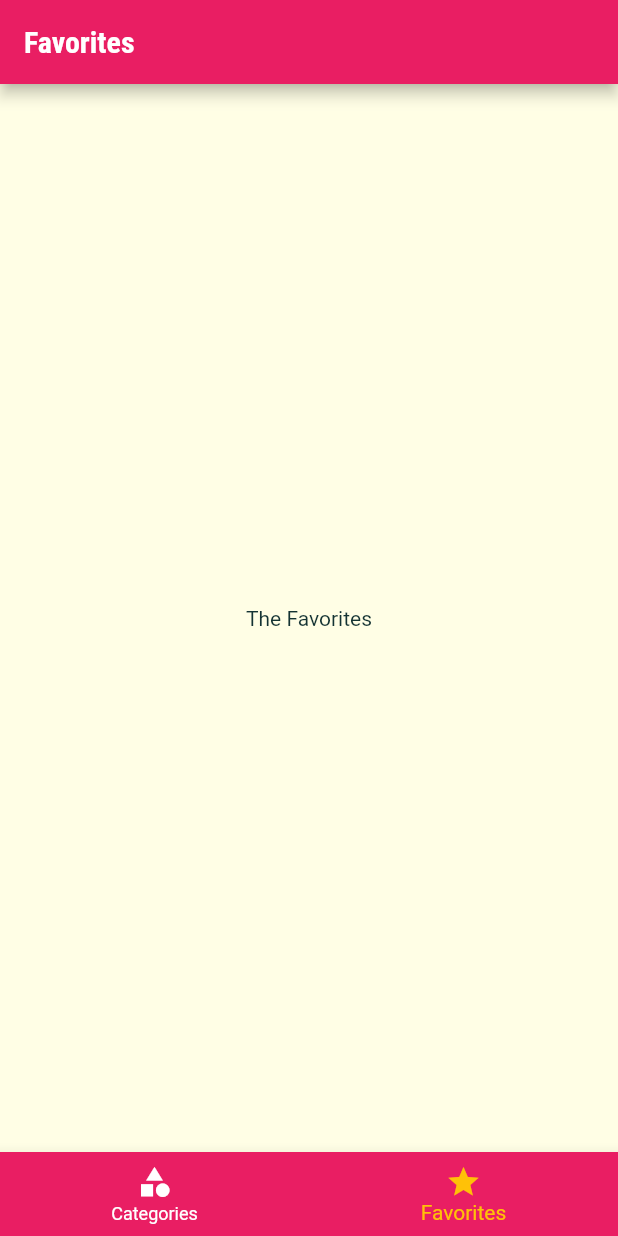
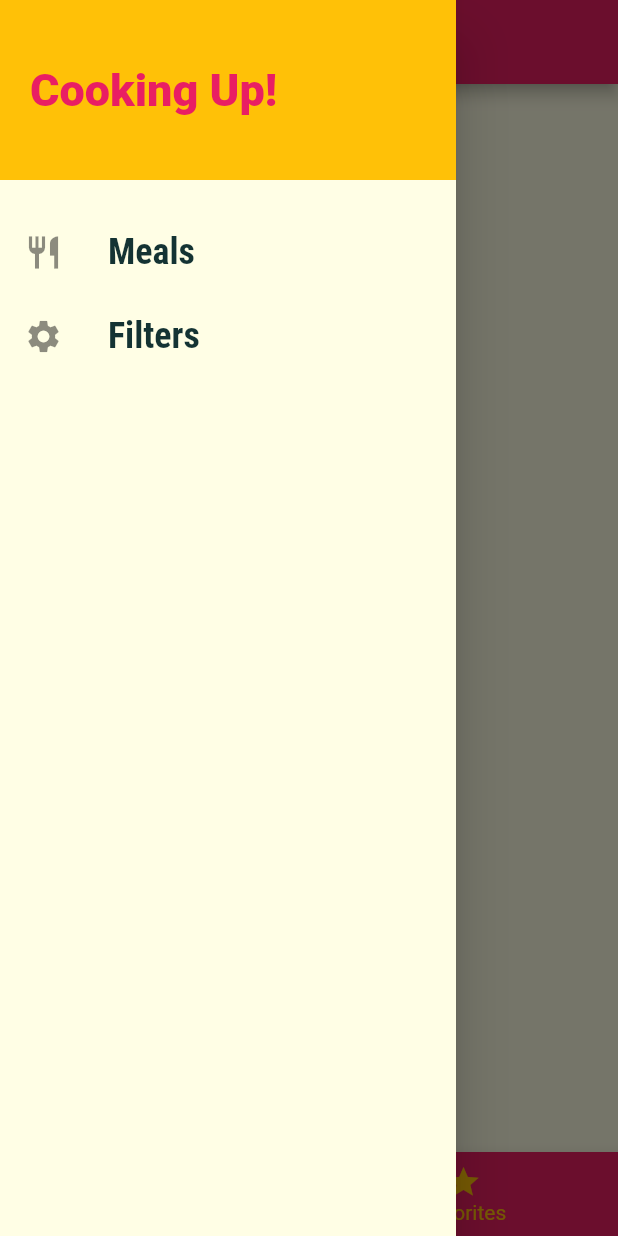
Before and after one commit to pranjulknit/mealapp, a Flutter app: the screen it shows after launch, item 2 of the bottom bar chosen, with the side drawer open (before the commit the screen has no drawer), on a phone screen of 412 x 824 dp. Run offline on Flutter 3.47's test engine with Material 2 defaults, Android fonts, the phone set to English and light mode, and no system bars; Roboto replaces fonts that are missing (Raleway).

Commit message:
App Created

```diff
--- a/lib/main.dart
+++ b/lib/main.dart
@@ -1,14 +1,81 @@
 import 'dart:ui';
 
 import 'package:flutter/material.dart';
-import 'package:mealapp/screens/category_meals_screen.dart';
-import 'package:mealapp/screens/tabs_screen.dart';
+import 'package:mealapp/models/meal.dart';
+import './screens/category_meals_screen.dart';
+import './screens/filters_screen.dart';
+import './screens/tabs_screen.dart';
+import 'dummy_data.dart';
 import 'screens/categories_screen.dart';
 import './screens/meal_detail_screen.dart';
+import './models/meal.dart';
 
 void main() => runApp(MyApp());
 
-class MyApp extends StatelessWidget {
+class MyApp extends StatefulWidget {
+  @override
+  State<MyApp> createState() => _MyAppState();
+}
+
+class _MyAppState extends State<MyApp> {
+  Map<String, bool> _filters = {
+    'gluten': false,
+    'lactose': false,
+    'vegan': false,
+    'vegetarian': false,
+  };
+
+  List<Meal> _availableMeals = DUMMY_MEALS;
+  List<Meal> _favoriteMeals = [];
+  void _setFilters(Map<String, bool> filterData) {
+    setState(() {
+      _filters = filterData;
+
+      _availableMeals = DUMMY_MEALS.where(
+        (meal) {
+          if (_filters['gluten'] == true && !meal.isGlutenFree) {
+            return false;
+          }
+
+          if (_filters['lactose'] == true && !meal.isLactoseFree) {
+            return false;
+          }
+
+          if (_filters['vegan'] == true && !meal.isVegan) {
+            return false;
+          }
+
+          if (_filters['vegetarian'] == true && !meal.isVegetarian) {
+            return false;
+          }
+
+          return true;
+        },
+      ).toList();
+    });
+  }
+
+  void _toggleFavorite(String mealId) {
+    final existingIndex =
+        _favoriteMeals.indexWhere((meal) => meal.id == mealId);
+
+    if (existingIndex >= 0) {
+      setState(() {
+        _favoriteMeals.removeAt(existingIndex);
+      });
+    } else {
+      setState(() {
+        _favoriteMeals.add(
+          DUMMY_MEALS.firstWhere((meal) => meal.id == mealId),
+        );
+      });
+    }
+  }
+
+  bool _isMealfavorite(String id) {
+    return _favoriteMeals.any((meal) => meal.id == id);
+  }
+
   @override
   Widget build(BuildContext context) {
     return MaterialApp(
@@ -34,9 +101,11 @@ class MyApp extends StatelessWidget {
       ),
       // home: CategoriesScreen(),
       routes: {
-        '/': (ctx) => TabsScreen(),
-        '/category-meals': (ctx) => CategoryMealsScreeen(),
-        MealDetailScreen.routeName: (ctx) => MealDetailScreen(),
+        '/': (ctx) => TabsScreen(_favoriteMeals),
+        '/category-meals': (ctx) => CategoryMealsScreeen(_availableMeals),
+        MealDetailScreen.routeName: (ctx) =>
+            MealDetailScreen(_toggleFavorite, _isMealfavorite),
+        FilterScreen.routeName: (ctx) => FilterScreen(_filters, _setFilters),
       },
       onGenerateRoute: (settings) {
         print(settings.arguments);
--- a/lib/screens/favorites_screen.dart
+++ b/lib/screens/favorites_screen.dart
@@ -1,12 +1,32 @@
 import 'package:flutter/material.dart';
+import 'package:mealapp/models/meal.dart';
+import '../widgets/meal_item.dart';
 
 class FavoritesScreen extends StatelessWidget {
   // const FavoritesScreen({ Key? key }) : super(key: key);
+  final List<Meal> favoriteMeals;
 
+  FavoritesScreen(this.favoriteMeals);
   @override
   Widget build(BuildContext context) {
-    return Center(
-      child: Text('The Favorites'),
-    );
+    if (favoriteMeals.isEmpty) {
+      return Center(
+        child: Text('You have no favorites'),
+      );
+    } else {
+      return ListView.builder(
+        itemBuilder: (ctx, index) {
+          return MealItem(
+            id: favoriteMeals[index].id,
+            title: favoriteMeals[index].title,
+            imageUrl: favoriteMeals[index].imageUrl,
+            duration: favoriteMeals[index].duration,
+            affordability: favoriteMeals[index].affordability,
+            complexity: favoriteMeals[index].complexity,
+          );
+        },
+        itemCount: favoriteMeals.length,
+      );
+    }
   }
 }
--- a/lib/screens/tabs_screen.dart
+++ b/lib/screens/tabs_screen.dart
@@ -1,22 +1,32 @@
 import 'package:flutter/material.dart';
+import 'package:mealapp/models/meal.dart';
+import 'package:mealapp/widgets/main_drawer.dart';
 import 'categories_screen.dart';
 import './categories_screen.dart';
 import './favorites_screen.dart';
 
 class TabsScreen extends StatefulWidget {
   //TabsScreen({Key? key}) : super(key: key);
+  final List<Meal> favoriteMeals;
+  TabsScreen(this.favoriteMeals);
 
   @override
   _TabsScreenState createState() => _TabsScreenState();
 }
 
 class _TabsScreenState extends State<TabsScreen> {
-  final List<Map<String, Object>> _pages = [
-    {'page': CategoriesScreen(), 'title': 'Categories'},
-    {'page': FavoritesScreen(), 'title': 'Favorites'}
-  ];
+  List<Map<String, Object>> _pages = [];
 
   int _selectedPageIndex = 0;
+
+  @override
+  void initState() {
+    _pages = [
+      {'page': CategoriesScreen(), 'title': 'Categories'},
+      {'page': FavoritesScreen(widget.favoriteMeals), 'title': 'Favorites'}
+    ];
+    super.initState();
+  }
 
   void _selectedPage(int index) {
     setState(() {
@@ -30,6 +40,7 @@ class _TabsScreenState extends State<TabsScreen> {
         appBar: AppBar(
           title: Text(_pages[_selectedPageIndex]['title'] as String),
         ),
+        drawer: MainDrawer(),
         body: _pages[_selectedPageIndex]['page'] as Widget,
         bottomNavigationBar: BottomNavigationBar(
           onTap: _selectedPage,
--- a/lib/widgets/category_item.dart
+++ b/lib/widgets/category_item.dart
@@ -1,5 +1,4 @@
 import 'package:flutter/material.dart';
-import '../dummy_data.dart';
 import '../screens/category_meals_screen.dart';
 
 class CategoryItem extends StatelessWidget {
--- /dev/null
+++ b/lib/widgets/main_drawer.dart
@@ -0,0 +1,58 @@
+import 'package:flutter/material.dart';
+import '../screens/filters_screen.dart';
+
+class MainDrawer extends StatelessWidget {
+  // const ({ Key? key }) : super(key: key);
+
+  Widget buildListTitle(String title, IconData icon, Function tapHandler) {
+    return ListTile(
+      leading: Icon(
+        icon,
+        size: 26,
+      ),
+      title: Text(
+        title,
+        style: TextStyle(
+          fontWeight: FontWeight.bold,
+          fontFamily: 'RobotoCondensed',
+          fontSize: 24,
+        ),
+      ),
+      onTap: () {
+        tapHandler();
+      },
+    );
+  }
+
+  @override
+  Widget build(BuildContext context) {
+    return Drawer(
+      child: Column(children: <Widget>[
+        Container(
+          height: 120,
+          width: double.infinity,
+          padding: EdgeInsets.all(20),
+          alignment: Alignment.centerLeft,
+          color: Theme.of(context).accentColor,
+          child: Text(
+            'Cooking Up!',
+            style: TextStyle(
+              fontWeight: FontWeight.w900,
+              fontSize: 30,
+              color: Theme.of(context).primaryColor,
+            ),
+          ),
+        ),
+        SizedBox(
+          height: 20,
+        ),
+        buildListTitle('Meals', Icons.restaurant, () {
+          Navigator.of(context).pushReplacementNamed('/');
+        }),
+        buildListTitle('Filters', Icons.settings, () {
+          Navigator.of(context).pushReplacementNamed(FilterScreen.routeName);
+        }),
+      ]),
+    );
+  }
+}
```
Also changed, not shown: lib/screens/category_meals_screen.dart (+54 -16 lines), lib/screens/filters_screen.dart (added, +111 -0 lines), lib/screens/meal_detail_screen.dart (+9 -0 lines), lib/widgets/meal_item.dart (+18 -8 lines).
